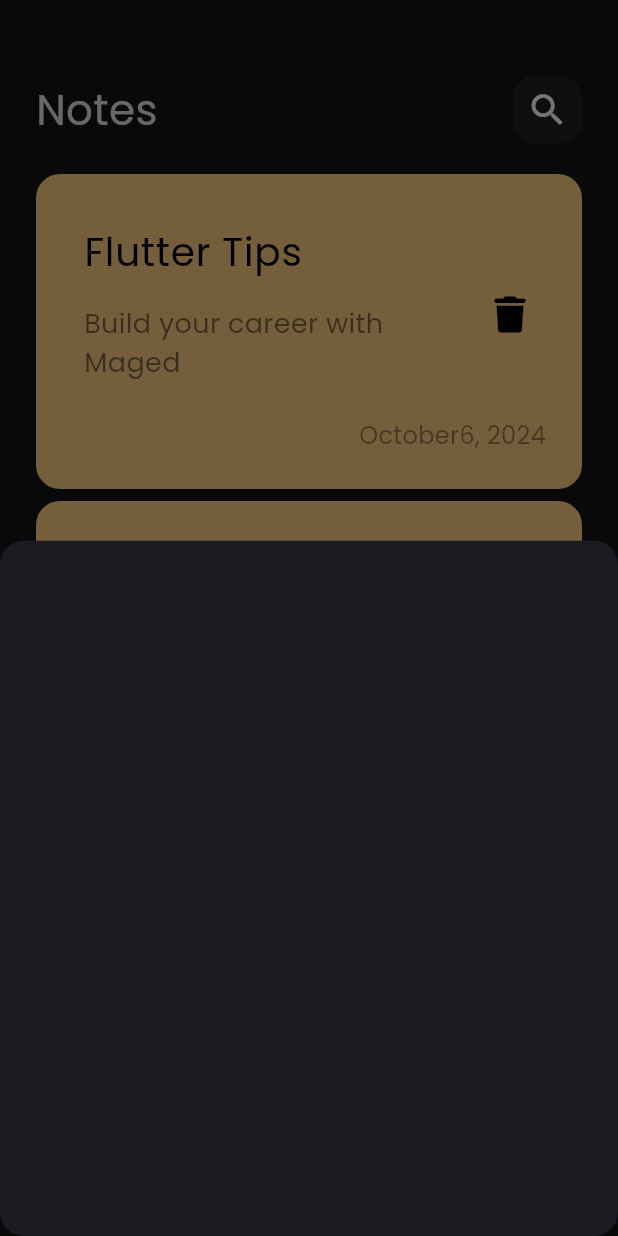
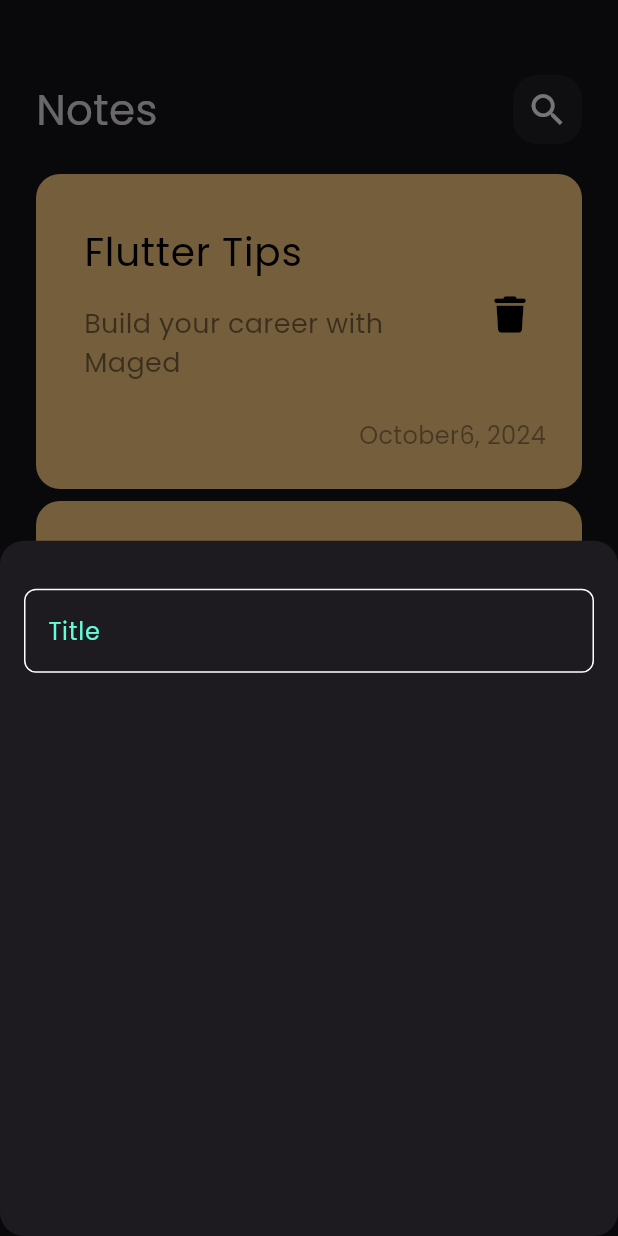
Before and after one commit to MidoMigo1/NotesApp, a Flutter app: the screen it shows after launch, after a tap on the "add" icon, on a phone screen of 412 x 824 dp. Run offline on Flutter 3.47's test engine with Material 3 defaults, Android fonts, the phone set to English and light mode, and no system bars; our stand-ins replace font_awesome_flutter.

Commit message:
custom text field

```diff
--- /dev/null
+++ b/lib/constants.dart
@@ -0,0 +1,3 @@
+import 'package:flutter/animation.dart';
+
+const kPrimaryColor = const Color(0xff62FCD7);
--- a/lib/widgets/add_note_bottom_sheet.dart
+++ b/lib/widgets/add_note_bottom_sheet.dart
@@ -1,10 +1,16 @@
 import 'package:flutter/material.dart';
+import 'package:notes_app/widgets/custom_text_field.dart';
 
 class AddNoteBottomSheet extends StatelessWidget {
   const AddNoteBottomSheet({super.key});
 
   @override
   Widget build(BuildContext context) {
-    return Container();
+    return Padding(
+      padding: const EdgeInsets.symmetric(horizontal: 16),
+      child: Column(
+        children: [SizedBox(height: 32), CustomTextField()],
+      ),
+    );
   }
 }
--- /dev/null
+++ b/lib/widgets/custom_text_field.dart
@@ -0,0 +1,26 @@
+import 'package:flutter/material.dart';
+import 'package:notes_app/constants.dart';
+
+class CustomTextField extends StatelessWidget {
+  const CustomTextField({super.key});
+
+  @override
+  Widget build(BuildContext context) {
+    return TextField(
+      cursorColor: kPrimaryColor,
+      decoration: InputDecoration(
+          hintText: 'Title',
+          hintStyle: TextStyle(color: kPrimaryColor),
+          border: buildBorder(),
+          enabledBorder: buildBorder(),
+          focusedBorder: buildBorder(kPrimaryColor)),
+    );
+  }
+
+  OutlineInputBorder buildBorder([color]) => OutlineInputBorder(
+        borderRadius: BorderRadius.circular(
+          8,
+        ),
+        borderSide: BorderSide(color: color ?? Colors.white),
+      );
+}
```
